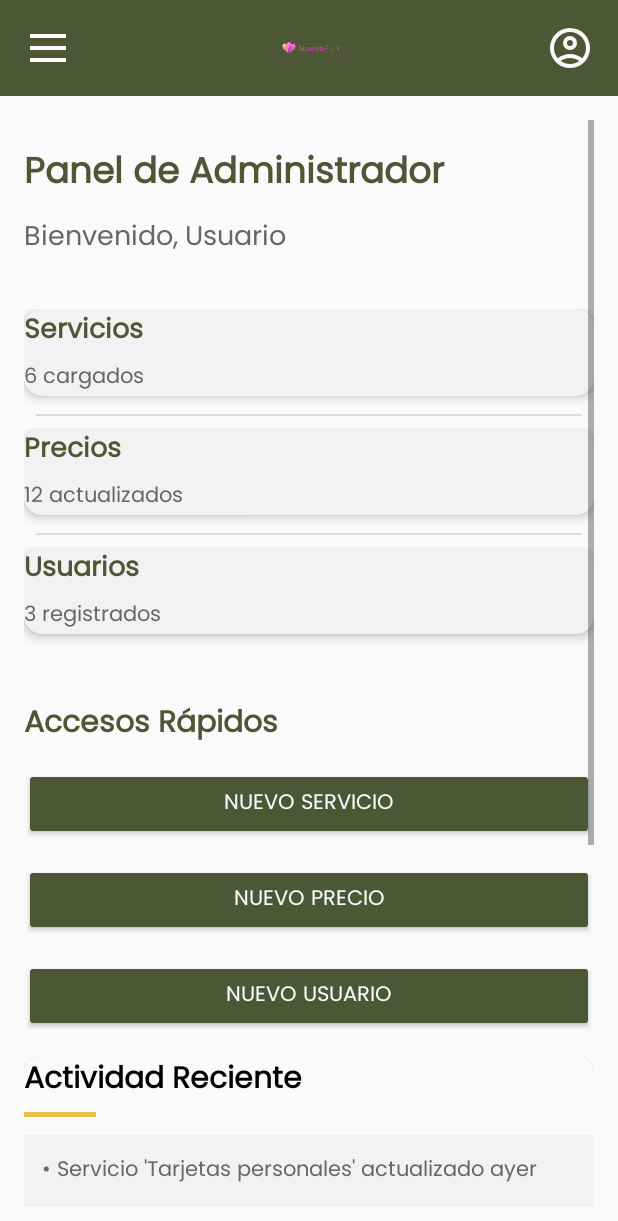
After one commit to antonellavillani/nuevopack_admin_app, an Android app built with Jetpack Compose: the InicioActivity screen opened directly, with no data from a screen before it, on a phone screen of 412 x 824 dp. The commit adds this screen. Shown: the top 1221 px of the screen. Run offline under Robolectric (Android 15) with nearby library versions, the phone set to English and light mode, and no system bars.

Commit message:
feat: Agregué pantalla de inicio con layout inicial

```diff
--- a/app/src/main/AndroidManifest.xml
+++ b/app/src/main/AndroidManifest.xml
@@ -12,6 +12,8 @@
         android:supportsRtl="true"
         android:theme="@style/Theme.NuevoPackAdmin"
         tools:targetApi="31">
+
+        <!-- MainActivity -->
         <activity
             android:name=".MainActivity"
             android:exported="true"
@@ -22,6 +24,9 @@
                 <category android:name="android.intent.category.LAUNCHER" />
             </intent-filter>
         </activity>
+
+        <!-- Inicio -->
+        <activity android:name=".InicioActivity" />
     </application>
 
 </manifest>
--- /dev/null
+++ b/app/src/main/java/com/nuevopack/admin/InicioActivity.java
@@ -0,0 +1,57 @@
+package com.nuevopack.admin;
+
+import android.os.Bundle;
+import android.view.View;
+import android.widget.ImageView;
+import android.widget.TextView;
+
+import androidx.appcompat.app.AppCompatActivity;
+import androidx.core.view.GravityCompat;
+import androidx.drawerlayout.widget.DrawerLayout;
+
+public class InicioActivity extends AppCompatActivity {
+
+    @Override
+    protected void onCreate(Bundle savedInstanceState) {
+        super.onCreate(savedInstanceState);
+        setContentView(R.layout.activity_inicio);
+
+        // Menú
+        DrawerLayout drawerLayout = findViewById(R.id.drawerLayout);
+        ImageView iconMenu = findViewById(R.id.iconMenu);
+        ImageView iconClose = findViewById(R.id.iconClose);
+        iconMenu.setOnClickListener(v -> drawerLayout.openDrawer(GravityCompat.START));
+        iconClose.setOnClickListener(v -> drawerLayout.closeDrawer(GravityCompat.START));
+
+        // === Card Servicios ===
+        View cardServicios = findViewById(R.id.includeCardServicios);
+        TextView tituloServicios = cardServicios.findViewById(R.id.tituloCard);
+        TextView textoServicios = cardServicios.findViewById(R.id.textoCard);
+        tituloServicios.setText("Servicios");
+        textoServicios.setText("6 cargados");
+
+        // === Card Precios ===
+        View cardPrecios = findViewById(R.id.includeCardPrecios);
+        TextView tituloPrecios = cardPrecios.findViewById(R.id.tituloCard);
+        TextView textoPrecios = cardPrecios.findViewById(R.id.textoCard);
+        tituloPrecios.setText("Precios");
+        textoPrecios.setText("12 actualizados");
+
+        // === Card Usuarios ===
+        View cardUsuarios = findViewById(R.id.includeCardUsuarios);
+        TextView tituloUsuarios = cardUsuarios.findViewById(R.id.tituloCard);
+        TextView textoUsuarios = cardUsuarios.findViewById(R.id.textoCard);
+        tituloUsuarios.setText("Usuarios");
+        textoUsuarios.setText("3 registrados");
+
+        // === Card Actividad Reciente ===
+        View cardActividad = findViewById(R.id.includeCardActividad);
+        TextView tituloActividad = cardActividad.findViewById(R.id.tituloInfo);
+        tituloActividad.setText("Actividad Reciente");
+
+        // === Card Alertas ===
+        View cardAlertas = findViewById(R.id.includeCardAlertas);
+        TextView tituloAlertas = cardAlertas.findViewById(R.id.tituloInfo);
+        tituloAlertas.setText("Alertas del sistema");
+    }
+}
--- a/app/src/main/java/com/nuevopack/admin/MainActivity.java
+++ b/app/src/main/java/com/nuevopack/admin/MainActivity.java
@@ -5,19 +5,22 @@ import androidx.appcompat.app.AppCompatActivity;
 import androidx.core.content.res.ResourcesCompat;
 
 import android.text.InputType;
+import android.widget.Button;
 import android.widget.EditText;
 import android.widget.ImageView;
+import android.content.Intent;
 
 public class MainActivity extends AppCompatActivity {
 
     @Override
     protected void onCreate(Bundle savedInstanceState) {
         super.onCreate(savedInstanceState);
-        setContentView(R.layout.activity_main);
+        setContentView(R.layout.activity_login);
 
         // Pantalla Login
         EditText inputPassword = findViewById(R.id.inputPassword);
         ImageView eyeToggle = findViewById(R.id.eyeToggle);
+        Button btnLogin = findViewById(R.id.btnLogin);
 
         eyeToggle.setOnClickListener(v -> {
             if (inputPassword.getInputType() == (InputType.TYPE_CLASS_TEXT | InputType.TYPE_TEXT_VARIATION_PASSWORD)) {
@@ -32,5 +35,11 @@ public class MainActivity extends AppCompatActivity {
             }
             inputPassword.setSelection(inputPassword.getText().length());
         });
+
+        // Botón 'Iniciar sesión'
+        btnLogin.setOnClickListener(v -> {
+            Intent intent = new Intent(MainActivity.this, InicioActivity.class);
+            startActivity(intent);
+        });
     }
 }
--- /dev/null
+++ b/app/src/main/res/drawable/ic_account.xml
@@ -0,0 +1,9 @@
+<vector xmlns:android="http://schemas.android.com/apk/res/android"
+    android:width="24dp"
+    android:height="24dp"
+    android:viewportWidth="960"
+    android:viewportHeight="960">
+  <path
+      android:pathData="M234,684q51,-39 114,-61.5T480,600q69,0 132,22.5T726,684q35,-41 54.5,-93T800,480q0,-133 -93.5,-226.5T480,160q-133,0 -226.5,93.5T160,480q0,59 19.5,111t54.5,93ZM480,520q-59,0 -99.5,-40.5T340,380q0,-59 40.5,-99.5T480,240q59,0 99.5,40.5T620,380q0,59 -40.5,99.5T480,520ZM480,880q-83,0 -156,-31.5T197,763q-54,-54 -85.5,-127T80,480q0,-83 31.5,-156T197,197q54,-54 127,-85.5T480,80q83,0 156,31.5T763,197q54,54 85.5,127T880,480q0,83 -31.5,156T763,763q-54,54 -127,85.5T480,880ZM480,800q53,0 100,-15.5t86,-44.5q-39,-29 -86,-44.5T480,680q-53,0 -100,15.5T294,740q39,29 86,44.5T480,800ZM480,440q26,0 43,-17t17,-43q0,-26 -17,-43t-43,-17q-26,0 -43,17t-17,43q0,26 17,43t43,17ZM480,380ZM480,740Z"
+      android:fillColor="#434343"/>
+</vector>
--- /dev/null
+++ b/app/src/main/res/drawable/ic_close.xml
@@ -0,0 +1,9 @@
+<vector xmlns:android="http://schemas.android.com/apk/res/android"
+    android:width="24dp"
+    android:height="24dp"
+    android:viewportWidth="960"
+    android:viewportHeight="960">
+  <path
+      android:pathData="m256,760 l-56,-56 224,-224 -224,-224 56,-56 224,224 224,-224 56,56 -224,224 224,224 -56,56 -224,-224 -224,224Z"
+      android:fillColor="#434343"/>
+</vector>
--- /dev/null
+++ b/app/src/main/res/drawable/ic_menu.xml
@@ -0,0 +1,9 @@
+<vector xmlns:android="http://schemas.android.com/apk/res/android"
+    android:width="24dp"
+    android:height="24dp"
+    android:viewportWidth="960"
+    android:viewportHeight="960">
+  <path
+      android:pathData="M120,280v-80h720v80L120,280ZM120,760v-80h720v80L120,760ZM120,520v-80h720v80L120,520Z"
+      android:fillColor="#434343"/>
+</vector>
--- /dev/null
+++ b/app/src/main/res/layout/activity_inicio.xml
@@ -0,0 +1,227 @@
+<?xml version="1.0" encoding="utf-8"?>
+<androidx.drawerlayout.widget.DrawerLayout xmlns:android="http://schemas.android.com/apk/res/android"
+    xmlns:app="http://schemas.android.com/apk/res-auto"
+    android:id="@+id/drawerLayout"
+    android:layout_width="match_parent"
+    android:layout_height="match_parent">
+
+    <!-- Contenido Principal -->
+    <LinearLayout
+        android:orientation="vertical"
+        android:layout_width="match_parent"
+        android:layout_height="match_parent"
+        android:background="@color/blanco">
+
+        <!-- Navbar -->
+        <RelativeLayout
+            android:layout_width="match_parent"
+            android:layout_height="64dp"
+            android:background="@color/verde_oscuro"
+            android:paddingStart="16dp"
+            android:paddingEnd="16dp">
+
+            <!-- Sidebar -->
+            <ImageView
+                android:id="@+id/iconMenu"
+                android:layout_width="32dp"
+                android:layout_height="32dp"
+                android:layout_centerVertical="true"
+                android:src="@drawable/ic_menu"
+                android:contentDescription="Menú lateral"
+                app:tint="@color/blanco"
+                android:clickable="true"
+                android:focusable="true" />
+
+            <!-- Logo centrado -->
+            <ImageView
+                android:id="@+id/logoNavbar"
+                android:layout_width="48dp"
+                android:layout_height="48dp"
+                android:layout_centerInParent="true"
+                android:src="@drawable/logo_nuevopack_navbar"
+                android:contentDescription="Logo NuevoPack" />
+
+            <!-- Ícono de cuenta -->
+            <ImageView
+                android:id="@+id/iconAccount"
+                android:layout_width="32dp"
+                android:layout_height="32dp"
+                android:layout_alignParentEnd="true"
+                android:layout_centerVertical="true"
+                android:src="@drawable/ic_account"
+                app:tint="@color/blanco"
+                android:contentDescription="Cuenta" />
+        </RelativeLayout>
+
+        <!-- Contenido -->
+        <ScrollView
+            android:layout_width="match_parent"
+            android:layout_height="match_parent"
+            android:padding="16dp">
+
+            <LinearLayout
+                android:orientation="vertical"
+                android:layout_width="match_parent"
+                android:layout_height="wrap_content"
+                android:gravity="center_horizontal">
+
+                <!-- Título -->
+                <TextView
+                    android:layout_width="match_parent"
+                    android:layout_height="wrap_content"
+                    android:text="Panel de Administrador"
+                    android:textSize="24sp"
+                    android:textStyle="bold"
+                    android:fontFamily="@font/poppins_regular"
+                    android:textColor="@color/verde_oscuro"
+                    android:layout_marginTop="16dp" />
+
+                <!-- Subtítulo -->
+                <TextView
+                    android:layout_width="match_parent"
+                    android:layout_height="wrap_content"
+                    android:text="Bienvenido, Usuario"
+                    android:textSize="18sp"
+                    android:layout_marginTop="8dp"
+                    android:fontFamily="@font/poppins_regular"
+                    android:textColor="@color/gris_oscuro" />
+
+                <!-- Resumen en Cards -->
+                <LinearLayout
+                    android:orientation="vertical"
+                    android:layout_width="match_parent"
+                    android:layout_height="wrap_content"
+                    android:layout_marginTop="24dp"
+                    android:layout_marginBottom="8dp"
+                    android:gravity="center_horizontal"
+                    android:divider="?android:attr/dividerHorizontal"
+                    android:showDividers="middle"
+                    android:dividerPadding="8dp">
+
+                    <!-- Servicios -->
+                    <LinearLayout
+                        android:layout_width="match_parent"
+                        android:layout_height="wrap_content"
+                        android:layout_marginTop="8dp">
+                        <include android:id="@+id/includeCardServicios"
+                            layout="@layout/card_resumen" />
+                    </LinearLayout>
+
+                    <!-- Precios -->
+                    <LinearLayout
+                        android:layout_width="match_parent"
+                        android:layout_height="wrap_content"
+                        android:layout_marginTop="8dp">
+                        <include android:id="@+id/includeCardPrecios"
+                            layout="@layout/card_resumen" />
+                    </LinearLayout>
+
+                    <!-- Usuarios -->
+                    <LinearLayout
+                        android:layout_width="match_parent"
+                        android:layout_height="wrap_content"
+                        android:layout_marginTop="8dp">
+                        <include android:id="@+id/includeCardUsuarios"
+                            layout="@layout/card_resumen" />
+                    </LinearLayout>
+
+                </LinearLayout>
+
+                <!-- Accesos Rápidos -->
+                <TextView
+                    android:layout_width="match_parent"
+                    android:layout_height="wrap_content"
+                    android:text="Accesos Rápidos"
+                    android:textSize="20sp"
+                    android:textStyle="bold"
+                    android:fontFamily="@font/poppins_regular"
+                    android:textColor="@color/verde_oscuro"
+                    android:layout_marginTop="24dp"
+                    android:layout_marginBottom="12dp" />
+
+                <Button
+                    android:layout_width="match_parent"
+                    android:layout_height="wrap_content"
+                    android:text="Nuevo servicio"
+                    style="@style/ButtonDashboard" />
+
+                <Button
+                    android:layout_width="match_parent"
+                    android:layout_height="wrap_content"
+                    android:text="Nuevo precio"
+                    style="@style/ButtonDashboard"
+                    android:layout_marginTop="8dp" />
+
+                <Button
+                    android:layout_width="match_parent"
+                    android:layout_height="wrap_content"
+                    android:text="Nuevo usuario"
+                    style="@style/ButtonDashboard"
+                    android:layout_marginTop="8dp" />
+
+                <!-- Card Actividad Reciente -->
+                <LinearLayout
+                    android:layout_width="match_parent"
+                    android:layout_height="wrap_content"
+                    android:layout_marginTop="8dp">
+                    <include android:id="@+id/includeCardActividad"
+                        layout="@layout/card_info" />
+                </LinearLayout>
+
+                <!-- Card Alertas -->
+                <LinearLayout
+                    android:layout_width="match_parent"
+                    android:layout_height="wrap_content"
+                    android:layout_marginTop="8dp">
+                    <include android:id="@+id/includeCardAlertas"
+                        layout="@layout/card_info" />
+                </LinearLayout>
+
+            </LinearLayout>
+        </ScrollView>
+    </LinearLayout>
+
+    <!-- Sidebar -->
+    <LinearLayout
+        android:id="@+id/sidebarLayout"
+        android:layout_width="260dp"
+        android:layout_height="match_parent"
+        android:orientation="vertical"
+        android:background="@color/verde_oscuro"
+        android:gravity="center"
+        android:layout_gravity="start"
+        android:visibility="visible">
+
+        <ImageView
+            android:id="@+id/iconClose"
+            android:layout_width="32dp"
+            android:layout_height="32dp"
+            android:src="@drawable/ic_close"
+            android:layout_gravity="start"
+            android:layout_margin="16dp"
+            android:contentDescription="Cerrar menú"
+            app:tint="@color/blanco"
+            android:clickable="true"
+            android:focusable="true" />
+
+        <Button
+            android:text="Inicio"
+            style="@style/SidebarButton" />
+
+        <Button
+            android:text="Servicios"
+            style="@style/SidebarButton" />
+
+        <Button
+            android:text="Precios"
+            style="@style/SidebarButton" />
+
+        <Button
+            android:text="Usuarios"
+            style="@style/SidebarButton" />
+
+        <Button
+            android:text="Cerrar Sesión"
+            style="@style/SidebarButton" />
+    </LinearLayout>
+</androidx.drawerlayout.widget.DrawerLayout>
--- /dev/null
+++ b/app/src/main/res/layout/card_info.xml
@@ -0,0 +1,64 @@
+<?xml version="1.0" encoding="utf-8"?>
+<androidx.cardview.widget.CardView xmlns:android="http://schemas.android.com/apk/res/android"
+    xmlns:card_view="http://schemas.android.com/apk/res-auto"
+    android:layout_width="match_parent"
+    android:layout_height="wrap_content"
+    card_view:cardElevation="4dp"
+    card_view:cardCornerRadius="12dp"
+    card_view:cardBackgroundColor="@color/blanco"
+    android:layout_marginBottom="16dp"
+    android:padding="16dp">
+
+    <LinearLayout
+        android:orientation="vertical"
+        android:layout_width="match_parent"
+        android:layout_height="wrap_content">
+
+        <TextView
+            android:id="@+id/tituloInfo"
+            android:layout_width="wrap_content"
+            android:layout_height="wrap_content"
+            android:text="Actividad Reciente"
+            android:textSize="20sp"
+            android:textStyle="bold"
+            android:fontFamily="@font/poppins_regular"
+            android:textColor="@color/negro" />
+
+        <View
+            android:layout_width="48dp"
+            android:layout_height="3dp"
+            android:layout_marginTop="4dp"
+            android:layout_marginBottom="12dp"
+            android:background="@color/amarillo" />
+
+        <!-- Placeholder de items -->
+        <TextView
+            android:layout_width="match_parent"
+            android:layout_height="wrap_content"
+            android:background="@color/gris_claro"
+            android:textColor="@color/gris_oscuro"
+            android:padding="12dp"
+            android:text="• Servicio 'Tarjetas personales' actualizado ayer"
+            android:layout_marginBottom="8dp"
+            android:fontFamily="@font/poppins_regular" />
+
+        <TextView
+            android:layout_width="match_parent"
+            android:layout_height="wrap_content"
+            android:background="@color/gris_claro"
+            android:textColor="@color/gris_oscuro"
+            android:padding="12dp"
+            android:text="• Nuevo usuario 'lucas@example.com' creado el lunes"
+            android:layout_marginBottom="8dp"
+            android:fontFamily="@font/poppins_regular" />
+
+        <TextView
+            android:layout_width="match_parent"
+            android:layout_height="wrap_content"
+            android:background="@color/gris_claro"
+            android:textColor="@color/gris_oscuro"
+            android:padding="12dp"
+            android:text="• Precio actualizado para 'Bolsas impresas'"
+            android:fontFamily="@font/poppins_regular" />
+    </LinearLayout>
+</androidx.cardview.widget.CardView>
--- /dev/null
+++ b/app/src/main/res/layout/card_resumen.xml
@@ -0,0 +1,36 @@
+<?xml version="1.0" encoding="utf-8"?>
+<androidx.cardview.widget.CardView xmlns:android="http://schemas.android.com/apk/res/android"
+    xmlns:card_view="http://schemas.android.com/apk/res-auto"
+    android:layout_width="match_parent"
+    android:layout_height="wrap_content"
+    card_view:cardElevation="4dp"
+    card_view:cardCornerRadius="12dp"
+    card_view:cardBackgroundColor="@color/gris_claro"
+    android:layout_marginBottom="12dp"
+    android:padding="16dp">
+
+    <LinearLayout
+        android:orientation="vertical"
+        android:layout_width="match_parent"
+        android:layout_height="wrap_content">
+
+        <TextView
+            android:id="@+id/tituloCard"
+            android:layout_width="wrap_content"
+            android:layout_height="wrap_content"
+            android:text="Servicios"
+            android:textStyle="bold"
+            android:textSize="18sp"
+            android:textColor="@color/verde_oscuro"
+            android:fontFamily="@font/poppins_regular" />
+
+        <TextView
+            android:id="@+id/textoCard"
+            android:layout_width="wrap_content"
+            android:layout_height="wrap_content"
+            android:text="4 cargados"
+            android:layout_marginTop="4dp"
+            android:textColor="@color/gris_oscuro"
+            android:fontFamily="@font/poppins_regular" />
+    </LinearLayout>
+</androidx.cardview.widget.CardView>
--- a/app/src/main/res/values/colors.xml
+++ b/app/src/main/res/values/colors.xml
@@ -6,6 +6,7 @@
     <color name="violeta_700">#FF3700B3</color>
     <color name="verde_azulado_200">#FF03DAC5</color>
     <color name="verde_azulado_700">#FF018786</color>
+    <color name="amarillo">#EAC24B</color>
     <color name="negro">#FF000000</color>
     <color name="blanco">#FAFAFA</color>
 
@@ -14,7 +15,7 @@
 
     <!-- Elementos -->
     <color name="gris">#959090</color>
+    <color name="gris_oscuro">#666666</color>
     <color name="gris_claro">#F2F2F2</color>
     <color name="verde_claro">#6A7348</color>
-
 </resources>
--- a/app/src/main/res/values/styles.xml
+++ b/app/src/main/res/values/styles.xml
@@ -28,4 +28,22 @@
         <item name="android:paddingEnd">10dp</item>
         <item name="android:fontFamily">@font/poppins_regular</item>
     </style>
+
+    <!-- Pantalla Inicio -->
+    <style name="ButtonDashboard">
+        <item name="android:backgroundTint">@color/verde_oscuro</item>
+        <item name="android:textColor">@color/blanco</item>
+        <item name="android:fontFamily">@font/poppins_regular</item>
+        <item name="android:padding">12dp</item>
+        <item name="android:layout_marginBottom">8dp</item>
+    </style>
+
+    <style name="SidebarButton">
+        <item name="android:layout_width">200dp</item>
+        <item name="android:layout_height">wrap_content</item>
+        <item name="android:textColor">@color/blanco</item>
+        <item name="android:backgroundTint">@color/verde_claro</item>
+        <item name="android:fontFamily">@font/poppins_regular</item>
+        <item name="android:layout_marginTop">12dp</item>
+    </style>
 </resources>
```
Also changed, not shown: app/src/main/res/drawable/logo_nuevopack_navbar.png (added), app/src/main/res/layout/activity_login.xml (renamed from app/src/main/res/layout/activity_main.xml).
